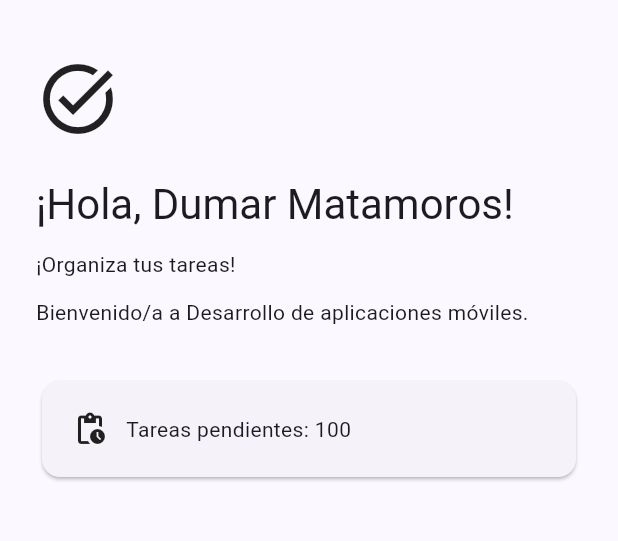
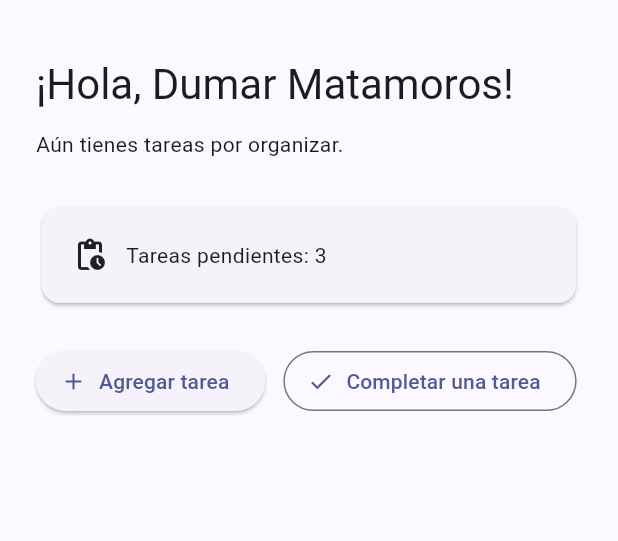
Before and after one commit to DumarMatamoros/CursoFlutter, a Flutter app: the screen it shows after launch, on a phone screen of 412 x 824 dp, the part 63-604 px from its top. Run offline on Flutter 3.47's test engine with Material 3 defaults, Android fonts, the phone set to English and light mode, and no system bars.

Commit message:
Semana 1: Sesión 2

```diff
--- a/lib/main.dart
+++ b/lib/main.dart
@@ -21,15 +21,37 @@ class TaskFlowApp extends StatelessWidget {
   }
 }
 
-class WelcomeScreen extends StatelessWidget {
+class WelcomeScreen extends StatefulWidget {
   const WelcomeScreen({super.key});
 
   @override
+  State<WelcomeScreen> createState() => _WelcomeScreenState();
+}
+
+class _WelcomeScreenState extends State<WelcomeScreen> {
+  int pendingTasks = 3;
+  final String studentName = 'Dumar Matamoros';
+
+  void _addTask() {
+    setState(() {
+      pendingTasks++;
+    });
+  }
+
+  void _completeTask() {
+    if (pendingTasks == 0) {
+      return;
+    }
+    setState(() {
+      pendingTasks--;
+    });
+  }
+
+  @override
   Widget build(BuildContext context) {
-    const studentName = 'Dumar Matamoros';
-    const pendingTasks = 100;
-    const courseName = 'Desarrollo de aplicaciones móviles';
-    const motivationalMessage = '¡Organiza tus tareas!';
+    final statusMessage = pendingTasks == 0
+        ? '¡Excelente! No tienes tareas pendientes.'
+        : 'Aún tienes tareas por organizar.';
 
     return Scaffold(
       appBar: AppBar(title: const Text('TaskFlow'), centerTitle: true),
@@ -38,17 +60,13 @@ class WelcomeScreen extends StatelessWidget {
         child: Column(
           crossAxisAlignment: CrossAxisAlignment.start,
           children: [
-            const Icon(Icons.task_alt, size: 56),
-            const SizedBox(height: 24),
             Text(
               '¡Hola, $studentName!',
               style: Theme.of(context).textTheme.headlineMedium,
             ),
             const SizedBox(height: 12),
-            const Text(motivationalMessage),
-            const SizedBox(height: 12),
-            Text('Bienvenido/a a $courseName.'),
-            const SizedBox(height: 32),
+            Text(statusMessage),
+            const SizedBox(height: 28),
             Card(
               child: Padding(
                 padding: const EdgeInsets.all(20),
@@ -61,6 +79,23 @@ class WelcomeScreen extends StatelessWidget {
                 ),
               ),
             ),
+            const SizedBox(height: 24),
+            Wrap(
+              spacing: 12,
+              runSpacing: 12,
+              children: [
+                ElevatedButton.icon(
+                  onPressed: _addTask,
+                  icon: const Icon(Icons.add),
+                  label: const Text('Agregar tarea'),
+                ),
+                OutlinedButton.icon(
+                  onPressed: pendingTasks == 0 ? null : _completeTask,
+                  icon: const Icon(Icons.done),
+                  label: const Text('Completar una tarea'),
+                ),
+              ],
+            ),
           ],
         ),
       ),
```
Also changed, not shown: 1 other file.
